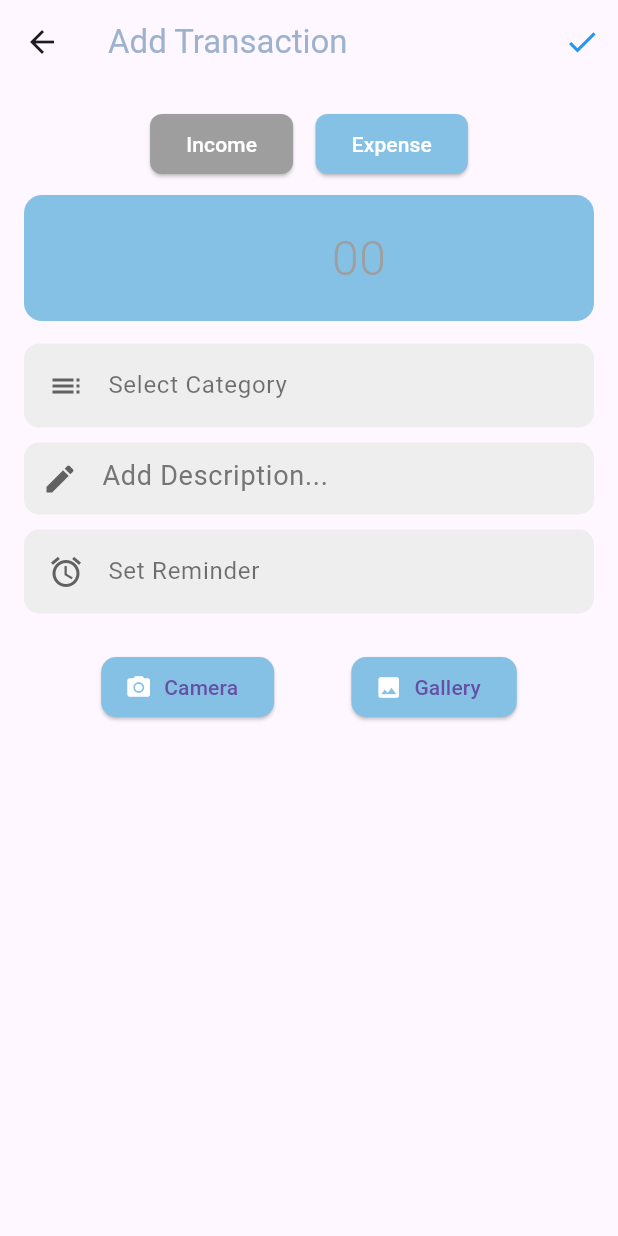
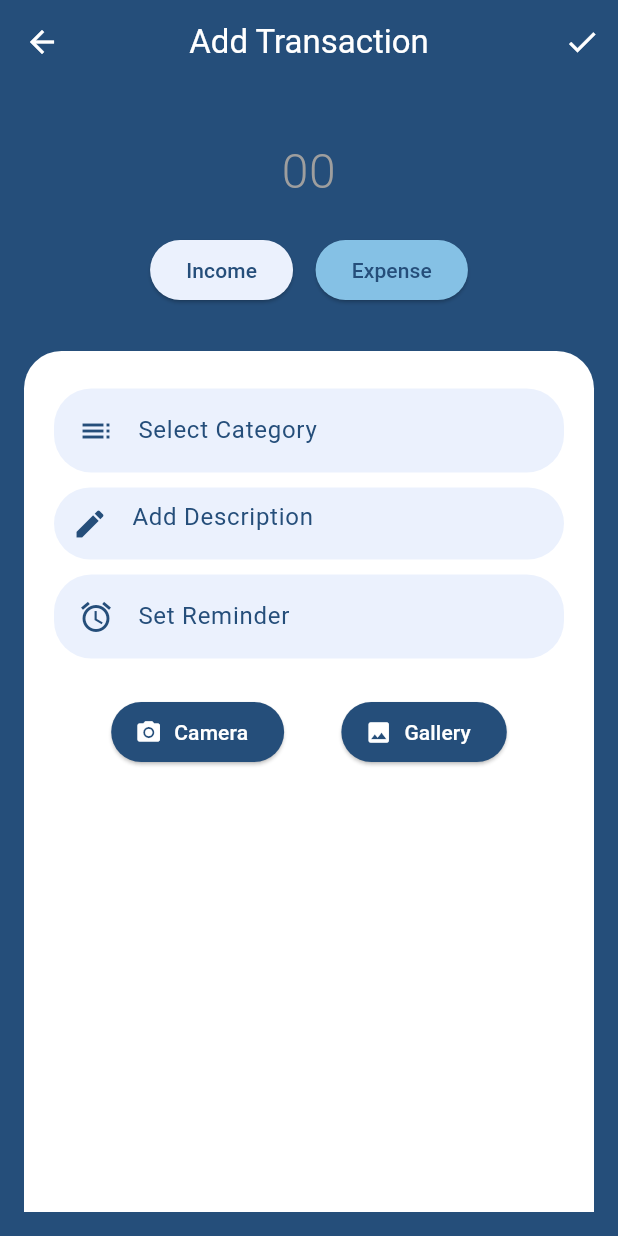
Before and after one commit to Fynaura/fynaura, a Flutter app: the TransactionDetailsPage screen opened directly, on a phone screen of 412 x 824 dp. Run offline on Flutter 3.47's test engine with Material 3 defaults, Android fonts, the phone set to English and light mode, and no system bars; our stand-ins replace confetti, fl_chart, flutter_local_notifications, image_picker, permission_handler, shared_preferences and 1 more; accounts and stored records are empty.

Commit message:
SCRUM-004 : Style-  enhanced the UI and added contrast

```diff
--- a/front-end/lib/pages/add-transactions/transaction_detail_page.dart
+++ b/front-end/lib/pages/add-transactions/transaction_detail_page.dart
@@ -1,14 +1,14 @@
 import 'package:flutter/material.dart';
 import 'package:fynaura/pages/ocr/ImagePreviewScreen.dart';
 import 'package:fynaura/pages/ocr/ImageSelectionOption.dart';
-import 'package:fynaura/pages/user-session/UserSession.dart'; // Import UserSession
+import 'package:fynaura/pages/user-session/UserSession.dart';
 import 'package:intl/intl.dart';
 import 'package:image_picker/image_picker.dart';
 import 'transaction_category_page.dart';
 import 'package:flutter_local_notifications/flutter_local_notifications.dart';
 import 'package:timezone/data/latest_all.dart' as tz;
 import 'package:timezone/timezone.dart' as tz;
-import 'package:fynaura/services/transaction_service.dart'; // Import the TransactionService
+import 'package:fynaura/services/transaction_service.dart';
 
 final FlutterLocalNotificationsPlugin flutterLocalNotificationsPlugin =
 FlutterLocalNotificationsPlugin();
@@ -41,11 +41,9 @@ class _TransactionDetailsPageState extends State<TransactionDetailsPage> {
     super.dispose();
   }
 
-  // Initialize notifications with timezone support.
   void _initNotifications() async {
     tz.initializeTimeZones();
-    tz.setLocalLocation(
-        tz.getLocation('Asia/Colombo')); // Adjust to your locale
+    tz.setLocalLocation(tz.getLocation('Asia/Colombo'));
 
     const AndroidInitializationSettings initializationSettingsAndroid =
     AndroidInitializationSettings('@mipmap/ic_launcher');
@@ -61,11 +59,9 @@ class _TransactionDetailsPageState extends State<TransactionDetailsPage> {
     );
   }
 
-  // Schedule a reminder notification for the selected date/time.
   Future<void> _scheduleReminder() async {
     bool? granted = await flutterLocalNotificationsPlugin
-        .resolvePlatformSpecificImplementation<
-            AndroidFlutterLocalNotificationsPlugin>()
+        .resolvePlatformSpecificImplementation<AndroidFlutterLocalNotificationsPlugin>()
         ?.requestNotificationsPermission();
 
     if (granted == false) {
@@ -90,7 +86,7 @@ class _TransactionDetailsPageState extends State<TransactionDetailsPage> {
     await flutterLocalNotificationsPlugin.zonedSchedule(
       0,
       "Payment Reminder",
-      "Did you pay ${amountController.text} LKR for $selectedCategory?",
+      "Did you pay ${amountController.text} for $selectedCategory?",
       scheduledDate,
       platformChannelSpecifics,
       androidScheduleMode: AndroidScheduleMode.exactAllowWhileIdle,
@@ -100,7 +96,6 @@ class _TransactionDetailsPageState extends State<TransactionDetailsPage> {
     );
   }
 
-  // When a user taps the reminder notification, show a confirmation dialog.
   void _onReminderTapped() {
     showDialog(
       context: context,
@@ -111,13 +106,12 @@ class _TransactionDetailsPageState extends State<TransactionDetailsPage> {
           actions: [
             TextButton(
               onPressed: () {
-                Navigator.of(context).pop(); // Dismiss dialog
+                Navigator.of(context).pop();
               },
               child: Text("No"),
             ),
             TextButton(
               onPressed: () {
-                // If confirmed, reset reminder state and add as a normal transaction.
                 setState(() {
                   reminder = false;
                 });
@@ -132,7 +126,6 @@ class _TransactionDetailsPageState extends State<TransactionDetailsPage> {
     );
   }
 
-  // Add a transaction or schedule a reminder.
   void addTransaction() async {
     if (amountController.text.isEmpty) {
       ScaffoldMessenger.of(context).showSnackBar(SnackBar(
@@ -148,33 +141,56 @@ class _TransactionDetailsPageState extends State<TransactionDetailsPage> {
     }
 
     final transactionService = TransactionService();
-    final type = isExpense ? "expense" : "income"; // Determine the type
+    final type = isExpense ? "expense" : "income";
 
-    // Access the userId from the singleton
     final userSession = UserSession();
     final uid = userSession.userId;
 
     try {
-      // Create the transaction through the service
       await transactionService.createTransaction(
         type: type,
         category: selectedCategory,
         amount: double.parse(amountController.text),
         description: descriptionController.text,
         date: selectedDate,
-        uid: uid, // Pass the global userId here
+        uid: uid,
       );
 
-      // If reminder is set, schedule it
       if (reminder) {
         await _scheduleReminder();
-        ScaffoldMessenger.of(context).showSnackBar(SnackBar(
-          content: Text('Reminder Set Successfully'),
-        ));
+        ScaffoldMessenger.of(context).showSnackBar(
+          SnackBar(
+            content: Row(
+              mainAxisAlignment: MainAxisAlignment.center,
+              children: [
+                Icon(Icons.check_circle, color: Colors.white),
+                SizedBox(width: 8),
+                Text(
+                  'Reminder Set Successfully',
+                  style: TextStyle(color: Colors.white),
+                ),
+              ],
+            ),
+            backgroundColor: Color(0xFF254e7a),
+          ),
+        );
       } else {
-        ScaffoldMessenger.of(context).showSnackBar(SnackBar(
-          content: Text('Transaction Added Successfully'),
-        ));
+        ScaffoldMessenger.of(context).showSnackBar(
+          SnackBar(
+            content: Row(
+              mainAxisAlignment: MainAxisAlignment.center,
+              children: [
+                Icon(Icons.check_circle, color: Colors.white),
+                SizedBox(width: 8),
+                Text(
+                  'Transaction Added Successfully',
+                  style: TextStyle(color: Colors.white),
+                ),
+              ],
+            ),
+            backgroundColor: Color(0xFF254e7a),
+          ),
+        );
       }
 
       resetFields();
@@ -185,7 +201,6 @@ class _TransactionDetailsPageState extends State<TransactionDetailsPage> {
     }
   }
 
-  // Clear all input fields.
   void resetFields() {
     amountController.clear();
     descriptionController.clear();
@@ -200,7 +215,6 @@ class _TransactionDetailsPageState extends State<TransactionDetailsPage> {
         : await ImageSelectionOption.pickImageFromGallery();
 
     if (pickedImage != null) {
-      // Navigate to ImagePreviewScreen with the picked image
       Navigator.push(
         context,
         MaterialPageRoute(
@@ -208,7 +222,6 @@ class _TransactionDetailsPageState extends State<TransactionDetailsPage> {
         ),
       );
     } else {
-      // Show an error or message if no image was selected
       ScaffoldMessenger.of(context).showSnackBar(
         SnackBar(content: Text("No image selected")),
       );
@@ -217,23 +230,34 @@ class _TransactionDetailsPageState extends State<TransactionDetailsPage> {
 
   @override
   Widget build(BuildContext context) {
-    final userSession = UserSession();
-    final uid = userSession.userId;
-
     return Scaffold(
       appBar: AppBar(
-        title: Text('Add Transaction', style: TextStyle(color: Color(0xFF9DB2CE))),
+        title: Text('Add Transaction', style: TextStyle(color: Colors.white)),
+        centerTitle: true,
+        backgroundColor: Color(0xFF254e7a),
+        leading: IconButton(
+          icon: Icon(Icons.arrow_back, color: Colors.white),
+          onPressed: () {
+            Navigator.pop(context);
+          },
+        ),
         actions: [
           IconButton(
-            icon: Icon(Icons.check, color: Colors.blue),
+            icon: Icon(Icons.check, color: Colors.white),
             onPressed: addTransaction,
           ),
         ],
       ),
-      body: Padding(
+      body: Container(
+        color: Color(0xFF254e7a),
+        child: Padding(
           padding: const EdgeInsets.all(16.0),
           child: Column(
             children: [
+
+              SizedBox(height: 10),
+              buildModernAmountField(),
+              SizedBox(height: 10),
               Row(
                 mainAxisAlignment: MainAxisAlignment.center,
                 children: [
@@ -242,18 +266,20 @@ class _TransactionDetailsPageState extends State<TransactionDetailsPage> {
                   buildToggleButton("Expense", isExpense),
                 ],
               ),
-            SizedBox(height: 10),
-            Container(
+              SizedBox(height: 30),
+
+              Expanded(
+                child: Container(
+                  padding: EdgeInsets.all(20),
                   decoration: BoxDecoration(
-                color: Color(0xFF85C1E5),
-                borderRadius: BorderRadius.circular(12),
-              ),
-              child: Padding(
-                padding: const EdgeInsets.symmetric(horizontal: 16.0, vertical: 10),
-                child: buildModernAmountField(),
+                    color: Colors.white,
+                    borderRadius: BorderRadius.only(
+                      topLeft: Radius.circular(25),
+                      topRight: Radius.circular(25),
                     ),
                   ),
-            SizedBox(height: 10),
+                  child: Column(
+                    children: [
                       buildModernOptionTile("Category", Icons.toc, selectedCategory, context, true),
                       buildModernDescriptionField(),
                       if (isExpense)
@@ -265,14 +291,18 @@ class _TransactionDetailsPageState extends State<TransactionDetailsPage> {
                           false,
                         ),
                       SizedBox(height: 20),
-            buildCameraGalleryButtons(),
+                      buildCameraGalleryButtons(),  // Gallery and Camera buttons inside the white card
                     ],
+                  ),
+                ),
+              ),
+            ],
+          ),
         ),
       ),
     );
   }
 
-  // Toggle button for Income/Expense.
   Widget buildToggleButton(String text, bool selected) {
     return ElevatedButton(
       onPressed: () {
@@ -281,26 +311,27 @@ class _TransactionDetailsPageState extends State<TransactionDetailsPage> {
           selectedCategory = "Select Category";
         });
       },
-      child: Text(text),
+      child: Text(
+        text,
+        style: TextStyle(color: Color(0xFF254e7a)),  // Changed color for "Income" and "Expense"
+      ),
       style: ElevatedButton.styleFrom(
-        backgroundColor: selected ? const Color(0xFF85C1E5) : Colors.grey,
+        backgroundColor: selected ? const Color(0xFF85c1e5) : Color(0xFFEBF1FD),
         foregroundColor: Colors.white,
         shape: RoundedRectangleBorder(
-          borderRadius: BorderRadius.circular(8),
+          borderRadius: BorderRadius.circular(25),
         ),
       ),
     );
   }
 
-  // Input field for amount.
   Widget buildModernAmountField() {
     return TextField(
       controller: amountController,
       keyboardType: TextInputType.number,
-      style: const TextStyle(fontSize: 32, fontWeight: FontWeight.bold),
+      style: const TextStyle(fontSize: 32, fontWeight: FontWeight.bold, color: Colors.white),
       textAlign: TextAlign.center,
       decoration: const InputDecoration(
-        prefixText: "LKR ",
         hintText: "00",
         hintStyle: TextStyle(fontSize: 32, fontWeight: FontWeight.w300, color: Colors.grey),
         border: InputBorder.none,
@@ -311,38 +342,39 @@ class _TransactionDetailsPageState extends State<TransactionDetailsPage> {
     );
   }
 
-  // Input field for description.
   Widget buildModernDescriptionField() {
     return Container(
       margin: EdgeInsets.symmetric(vertical: 5),
       decoration: BoxDecoration(
-        color: Colors.grey.shade200,
-        borderRadius: BorderRadius.circular(10),
+        color: Color(0xFFEBF1FD),
+        borderRadius: BorderRadius.circular(25),
       ),
       child: TextField(
         controller: descriptionController,
         decoration: InputDecoration(
-          hintText: "Add Description...",
-          hintStyle: TextStyle(fontSize: 18, fontWeight: FontWeight.w400, color: Colors.grey.shade600),
+          hintText: "Add Description",
+          hintStyle: TextStyle(fontSize: 16, fontWeight: FontWeight.w400, color: Color(0xFF254e7a)),
           border: InputBorder.none,
-          prefixIcon: Icon(Icons.edit, color: Colors.grey.shade700),
+          prefixIcon: Icon(Icons.edit, color: Color(0xFF254e7a)),
         ),
-        style: TextStyle(fontSize: 18),
+        style: TextStyle(fontSize: 16),
       ),
     );
   }
 
-  // Option tile for Category selection or setting a reminder.
   Widget buildModernOptionTile(String title, IconData icon, String hint, BuildContext context, bool isCategory) {
     return Container(
       margin: EdgeInsets.symmetric(vertical: 5),
       decoration: BoxDecoration(
-        color: Colors.grey.shade200,
-        borderRadius: BorderRadius.circular(10),
+        color:Color(0xFFEBF1FD),
+        borderRadius: BorderRadius.circular(25),
       ),
       child: ListTile(
-        leading: Icon(icon, color: Colors.grey.shade700),
-        title: Text(hint, style: TextStyle(color: Colors.black54)),
+        leading: Icon(icon, color: Color(0xFF254e7a)),
+        title: Text(
+          hint,
+          style: TextStyle(color: Color(0xFF254e7a)),
+        ),
         onTap: () async {
           if (isCategory) {
             final result = await Navigator.push(
@@ -353,7 +385,6 @@ class _TransactionDetailsPageState extends State<TransactionDetailsPage> {
               setState(() => selectedCategory = result as String);
             }
           } else if (title == "Set Reminder") {
-            // Select Date
             final DateTime? pickedDate = await showDatePicker(
               context: context,
               initialDate: selectedDate,
@@ -361,7 +392,6 @@ class _TransactionDetailsPageState extends State<TransactionDetailsPage> {
               lastDate: DateTime(2100),
             );
             if (pickedDate != null) {
-              // Select Time
               final TimeOfDay? pickedTime = await showTimePicker(
                 context: context,
                 initialTime: TimeOfDay.fromDateTime(selectedDate),
@@ -389,30 +419,29 @@ class _TransactionDetailsPageState extends State<TransactionDetailsPage> {
     );
   }
 
-  // Buttons for picking an image from camera or gallery.
   Widget buildCameraGalleryButtons() {
     return Row(
       mainAxisAlignment: MainAxisAlignment.spaceEvenly,
       children: [
         ElevatedButton.icon(
-          onPressed: () => pickImageAndNavigate(ImageSource.camera),  // Use pickImageAndNavigate for Camera
+          onPressed: () => pickImageAndNavigate(ImageSource.camera),
           icon: Icon(Icons.camera_alt, color: Colors.white),
-          label: Text("Camera"),
+          label: Text("Camera", style: TextStyle(color: Colors.white)),
           style: ElevatedButton.styleFrom(
-            backgroundColor: Color(0xFF85C1E5),
+            backgroundColor: Color(0xFF254e7a),
             shape: RoundedRectangleBorder(
-              borderRadius: BorderRadius.circular(10),
+              borderRadius: BorderRadius.circular(25),
             ),
           ),
         ),
         ElevatedButton.icon(
-          onPressed: () => pickImageAndNavigate(ImageSource.gallery),  // Use pickImageAndNavigate for Gallery
+          onPressed: () => pickImageAndNavigate(ImageSource.gallery),
           icon: Icon(Icons.photo, color: Colors.white),
-          label: Text("Gallery"),
+          label: Text("Gallery", style: TextStyle(color: Colors.white)),
           style: ElevatedButton.styleFrom(
-            backgroundColor: Color(0xFF85C1E5),
+            backgroundColor: Color(0xFF254e7a),
             shape: RoundedRectangleBorder(
-              borderRadius: BorderRadius.circular(10),
+              borderRadius: BorderRadius.circular(25),
             ),
           ),
         ),
```
Also changed, not shown: front-end/lib/pages/add-transactions/transaction_category_page.dart (+31 -20 lines). Lines whose indentation alone changed are shown as unchanged.
